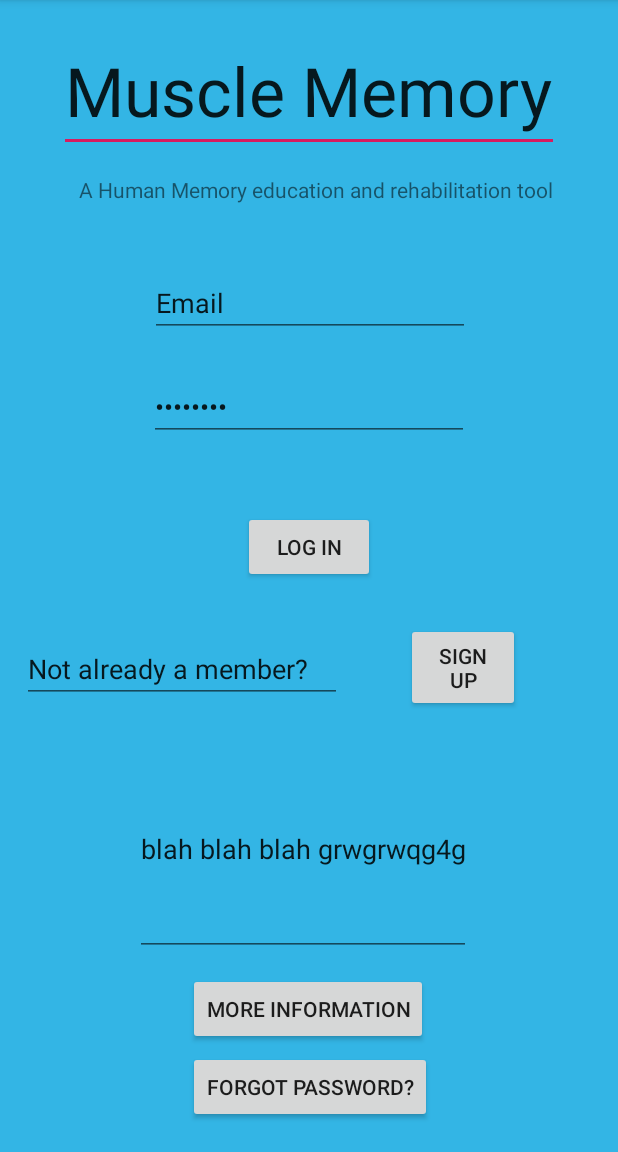
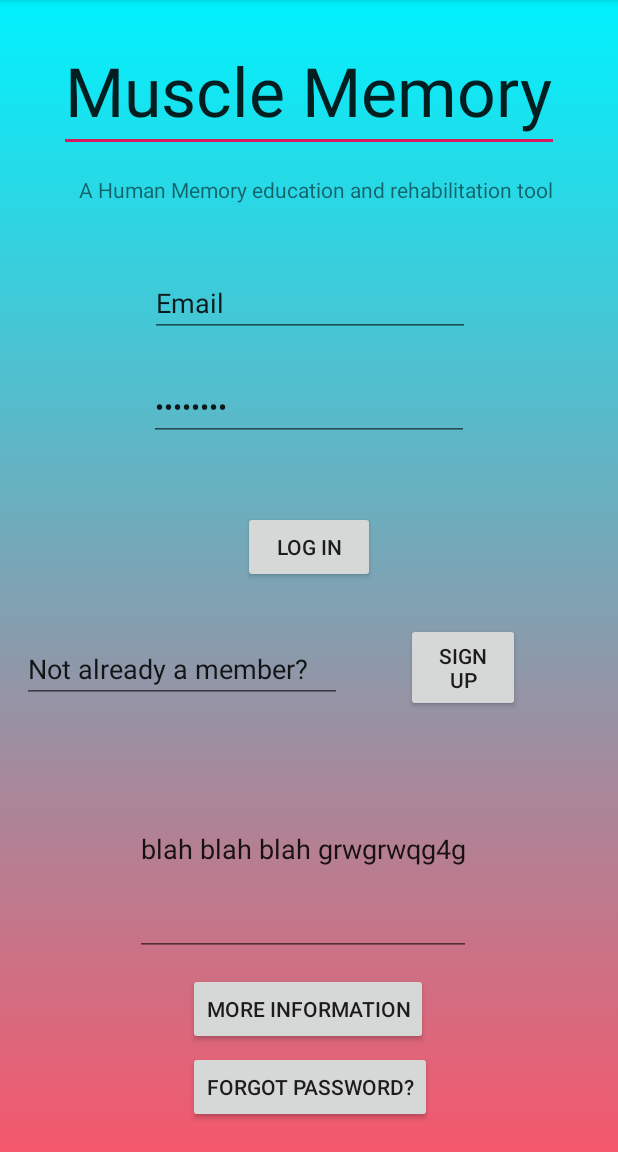
Before and after one commit to seanOgradyMemoryProject/seanOgradyMemoryProject, an Android app: the screen it shows after launch (MainActivity), on a phone screen of 412 x 824 dp, the part 84-1236 px from its top. Run offline under Robolectric (Android 15) with nearby library versions, the phone set to English and light mode, and no system bars; our stand-ins replace Firebase (no records; nobody signed in at launch, a user with empty details on screens opened directly).

Commit message:
some xml changes

```diff
--- /dev/null
+++ b/app/src/main/res/drawable/gradientbackground.xml
@@ -0,0 +1,15 @@
+<?xml version="1.0" encoding="utf-8"?>
+<selector xmlns:android="http://schemas.android.com/apk/res/android">
+
+    <item>
+
+        <shape>
+
+            <gradient   android:angle="90"
+                        android:startColor="#f5576c"
+                        android:endColor="#00f2fe"
+                        android:type="linear"/>
+        </shape>
+
+    </item>
+</selector>
--- a/app/src/main/res/layout/activity_calendar.xml
+++ b/app/src/main/res/layout/activity_calendar.xml
@@ -4,7 +4,7 @@
     xmlns:tools="http://schemas.android.com/tools"
     android:layout_width="match_parent"
     android:layout_height="match_parent"
-    android:background="@android:color/holo_blue_light"
+    android:background="@drawable/gradientbackground"
     tools:context=".calendar">
 
     <EditText
--- a/app/src/main/res/layout/activity_games_home.xml
+++ b/app/src/main/res/layout/activity_games_home.xml
@@ -4,7 +4,7 @@
     xmlns:tools="http://schemas.android.com/tools"
     android:layout_width="match_parent"
     android:layout_height="match_parent"
-    android:background="@android:color/holo_blue_light"
+    android:background="@drawable/gradientbackground"
     tools:context=".gamesHome">
 
     <Button
--- a/app/src/main/res/layout/activity_home.xml
+++ b/app/src/main/res/layout/activity_home.xml
@@ -12,7 +12,7 @@
     <androidx.constraintlayout.widget.ConstraintLayout
         android:layout_width="match_parent"
         android:layout_height="match_parent"
-        android:background="@android:color/holo_blue_light"
+        android:background="@drawable/gradientbackground"
         tools:context=".Home">
 
         <Button
--- a/app/src/main/res/layout/activity_information.xml
+++ b/app/src/main/res/layout/activity_information.xml
@@ -4,7 +4,7 @@
     xmlns:tools="http://schemas.android.com/tools"
     android:layout_width="match_parent"
     android:layout_height="match_parent"
-    android:background="@android:color/holo_blue_light"
+    android:background="@drawable/gradientbackground"
     tools:context=".Information">
 
     <TextView
--- a/app/src/main/res/layout/activity_intro_page.xml
+++ b/app/src/main/res/layout/activity_intro_page.xml
@@ -4,7 +4,7 @@
     xmlns:tools="http://schemas.android.com/tools"
     android:layout_width="match_parent"
     android:layout_height="match_parent"
-    android:background="@android:color/holo_blue_light"
+    android:background="@drawable/gradientbackground"
     tools:context=".introPage">
 
 
--- a/app/src/main/res/layout/activity_intro_page2.xml
+++ b/app/src/main/res/layout/activity_intro_page2.xml
@@ -4,7 +4,7 @@
     xmlns:tools="http://schemas.android.com/tools"
     android:layout_width="match_parent"
     android:layout_height="match_parent"
-    android:background="@android:color/holo_blue_light"
+    android:background="@drawable/gradientbackground"
     tools:context=".introPage2">
 
     <TextView
--- a/app/src/main/res/layout/activity_learning.xml
+++ b/app/src/main/res/layout/activity_learning.xml
@@ -4,7 +4,7 @@
     xmlns:tools="http://schemas.android.com/tools"
     android:layout_width="match_parent"
     android:layout_height="match_parent"
-    android:background="@android:color/holo_blue_light"
+    android:background="@drawable/gradientbackground"
     tools:context=".LearningActivity">
 
     <Button
--- a/app/src/main/res/layout/activity_main.xml
+++ b/app/src/main/res/layout/activity_main.xml
@@ -5,7 +5,7 @@
     xmlns:app="http://schemas.android.com/apk/res-auto"
     android:layout_width="match_parent"
     android:layout_height="match_parent"
-    android:background="@android:color/holo_blue_light"
+    android:background="@drawable/gradientbackground"
     tools:context=".MainActivity">
 
     <TextView
--- a/app/src/main/res/layout/activity_memory_goals.xml
+++ b/app/src/main/res/layout/activity_memory_goals.xml
@@ -4,7 +4,7 @@
     xmlns:tools="http://schemas.android.com/tools"
     android:layout_width="match_parent"
     android:layout_height="match_parent"
-    android:background="@android:color/holo_blue_light"
+    android:background="@drawable/gradientbackground"
     tools:context=".memoryGoals">
 
     <Button
--- a/app/src/main/res/layout/activity_memory_strategies.xml
+++ b/app/src/main/res/layout/activity_memory_strategies.xml
@@ -4,7 +4,7 @@
     xmlns:tools="http://schemas.android.com/tools"
     android:layout_width="match_parent"
     android:layout_height="match_parent"
-    android:background="@android:color/holo_blue_light"
+    android:background="@drawable/gradientbackground"
     tools:context=".memoryStrategies">
 
     <TextView
--- a/app/src/main/res/layout/activity_memory_strategies2.xml
+++ b/app/src/main/res/layout/activity_memory_strategies2.xml
@@ -4,7 +4,7 @@
     xmlns:tools="http://schemas.android.com/tools"
     android:layout_width="match_parent"
     android:layout_height="match_parent"
-    android:background="@android:color/holo_blue_light"
+    android:background="@drawable/gradientbackground"
     tools:context=".memoryStrategies2">
 
     <TextView
--- a/app/src/main/res/layout/activity_memory_strategies3.xml
+++ b/app/src/main/res/layout/activity_memory_strategies3.xml
@@ -4,7 +4,7 @@
     xmlns:tools="http://schemas.android.com/tools"
     android:layout_width="match_parent"
     android:layout_height="match_parent"
-    android:background="@android:color/holo_blue_light"
+    android:background="@drawable/gradientbackground"
     tools:context=".memoryStrategies3">
 
     <TextView
--- a/app/src/main/res/layout/activity_quiz_home.xml
+++ b/app/src/main/res/layout/activity_quiz_home.xml
@@ -4,7 +4,7 @@
     xmlns:tools="http://schemas.android.com/tools"
     android:layout_width="match_parent"
     android:layout_height="match_parent"
-    android:background="@android:color/holo_blue_light"
+    android:background="@drawable/gradientbackground"
     tools:context=".QuizHome">
 
     <TextView
--- a/app/src/main/res/layout/activity_sign_up.xml
+++ b/app/src/main/res/layout/activity_sign_up.xml
@@ -4,7 +4,7 @@
     xmlns:tools="http://schemas.android.com/tools"
     android:layout_width="match_parent"
     android:layout_height="match_parent"
-    android:background="@android:color/holo_blue_light"
+    android:background="@drawable/gradientbackground"
     tools:context=".signUp">
 
     <EditText
--- a/app/src/main/res/layout/activity_tips.xml
+++ b/app/src/main/res/layout/activity_tips.xml
@@ -4,7 +4,7 @@
     xmlns:tools="http://schemas.android.com/tools"
     android:layout_width="match_parent"
     android:layout_height="match_parent"
-    android:background="@android:color/holo_blue_light"
+    android:background="@drawable/gradientbackground"
     tools:context=".Tips">
 
     <Button
```
